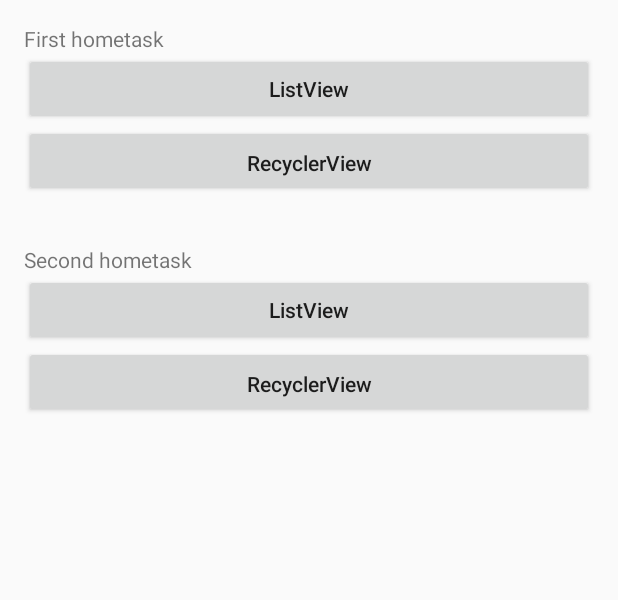
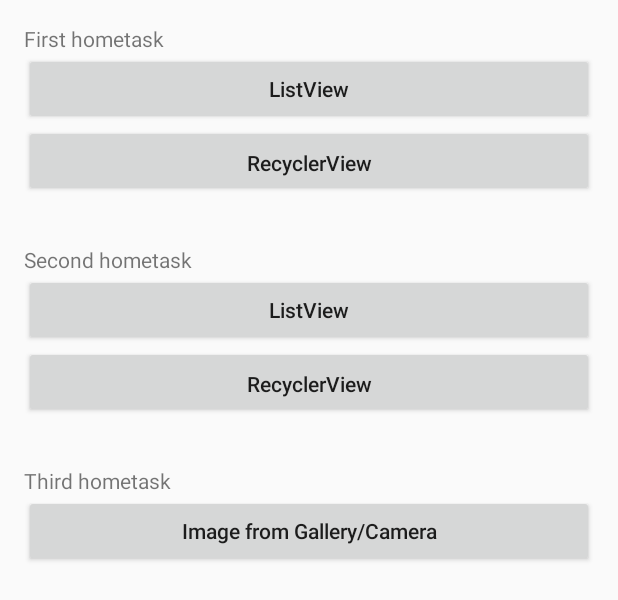
Before and after one commit to NikPikhmanets/ListStudents, an Android app: the layout activity_main.xml on its own in the app's theme, with its tools: preview values and no code run, on a phone screen of 412 x 824 dp. Shown: the top 600 px of the screen. Run offline under Robolectric (Android 15) with nearby library versions, the phone set to English and light mode, and no system bars.

Commit message:
add load image and photo

```diff
--- a/app/src/main/res/layout/activity_main.xml
+++ b/app/src/main/res/layout/activity_main.xml
@@ -66,5 +66,24 @@
 
     </LinearLayout>
 
+    <LinearLayout
+        android:layout_width="match_parent"
+        android:layout_height="wrap_content"
+        android:layout_marginTop="32dp"
+        android:orientation="vertical">
+
+        <TextView
+            android:layout_width="wrap_content"
+            android:layout_height="wrap_content"
+            android:text="@string/third_hometask" />
+
+        <Button
+            android:id="@+id/image_button"
+            android:layout_width="match_parent"
+            android:layout_height="match_parent"
+            android:text="@string/image_from_gallery_camera"
+            android:textAllCaps="false" />
+    </LinearLayout>
+
 
 </LinearLayout>
--- a/app/src/main/res/values/strings.xml
+++ b/app/src/main/res/values/strings.xml
@@ -1,5 +1,5 @@
 <resources>
-    <string name="app_name">GH16-Pikhmanets-02-List-ListStudents</string>
+    <string name="app_name">GH16-Pikhmanets-ListStudents</string>
     <string name="app_nameRV">ListStudents(RecyclerView)</string>
     <string name="app_nameLV">ListStudents(ListView)</string>
 
@@ -39,4 +39,9 @@
     <string name="btn_start_listview_api">ListView</string>
     <string name="btn_start_recyclerview_api">RecyclerView</string>
     <string name="username">UserName</string>
+    <string name="third_hometask">Third hometask</string>
+    <string name="image_from_gallery_camera">Image from Gallery/Camera</string>
+    <string name="touch_me">Touch me!</string>
+    <string name="make_photo_camera">Сделать снимок камерой</string>
+    <string name="load_from_gallery">Загрузить из галереи</string>
 </resources>
```
Also changed, not shown: app/src/main/AndroidManifest.xml (+13 -2 lines), app/src/main/java/com/example/studentslist/EventsReceiver.java (+5 -5 lines), app/src/main/java/com/example/studentslist/ImageActivity.java (added, +117 -0 lines), app/src/main/java/com/example/studentslist/MainActivity.java (+14 -1 lines), app/src/main/java/com/example/studentslist/showprofile/ShowProfileActivity.java (+6 -2 lines), app/src/main/java/com/example/studentslist/showprofile/ShowProfileFragment.java (+1 -7 lines), app/src/main/res/layout/activity_image.xml (added, +29 -0 lines).
